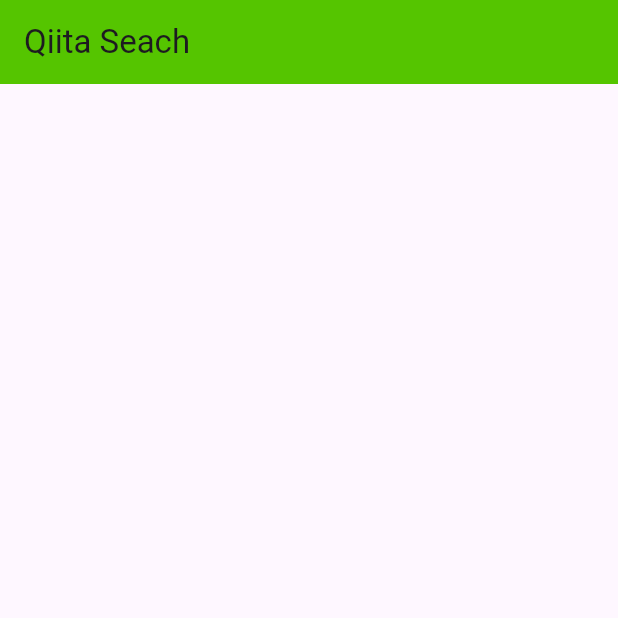
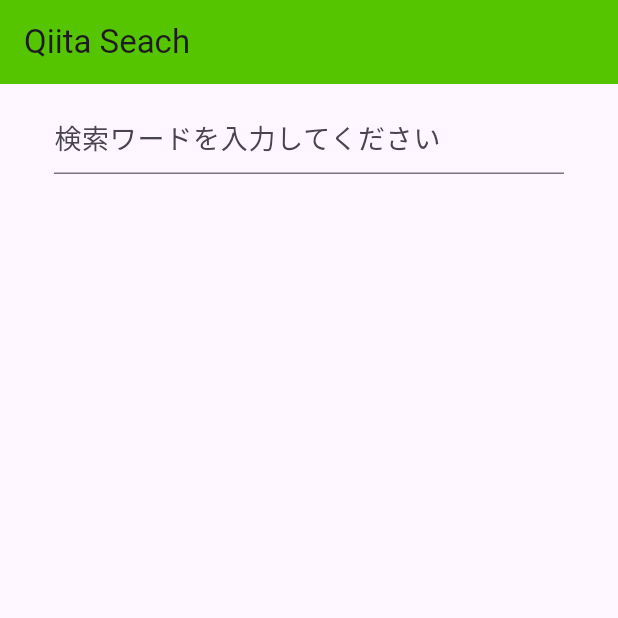
Before and after one commit to Fudy-V/sample_app, a Flutter app: the screen it shows after launch, on a phone screen of 412 x 824 dp, the top half of it. Run offline on Flutter 3.47's test engine with Material 3 defaults, Android fonts, the phone set to English and light mode, and no system bars; our stand-ins replace flutter_dotenv.

Commit message:
✨ 検索画面UI構築

```diff
--- a/lib/screens/search_screen.dart
+++ b/lib/screens/search_screen.dart
@@ -38,7 +38,22 @@ class _SerchScreenState extends State<SearchScreen> {
       appBar: AppBar(
         title: const Text("Qiita Seach"),
       ),
-      body: Container(),
+      body: Column(
+        children: [
+          Padding(
+              padding: const EdgeInsets.symmetric(
+                vertical: 12,
+                horizontal: 36,
+              ),
+              child: TextField(
+                style: TextStyle(
+                  fontSize: 18,
+                  color: Colors.black,
+                ),
+                decoration: InputDecoration(hintText: '検索ワードを入力してください'),
+              )),
+        ],
+      ),
     );
   }
 }
```
